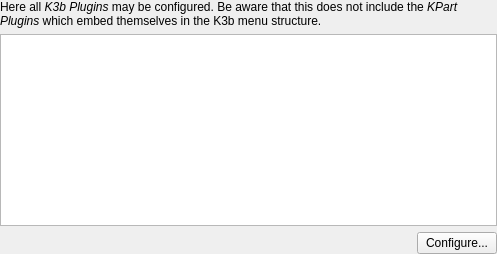
KDE/k3b, file src/option/base_k3bpluginoptiontab.ui: the form before one commit.
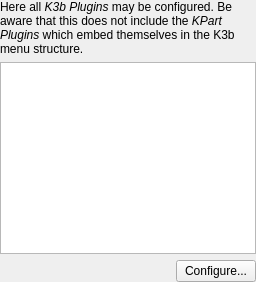
The form after the commit.

```diff
--- a/src/option/base_k3bpluginoptiontab.ui
+++ b/src/option/base_k3bpluginoptiontab.ui
@@ -32,8 +32,8 @@
      </property>
      <property name="sizeHint" >
       <size>
-       <width>411</width>
-       <height>21</height>
+       <width>1</width>
+       <height>1</height>
       </size>
      </property>
     </spacer>
```
